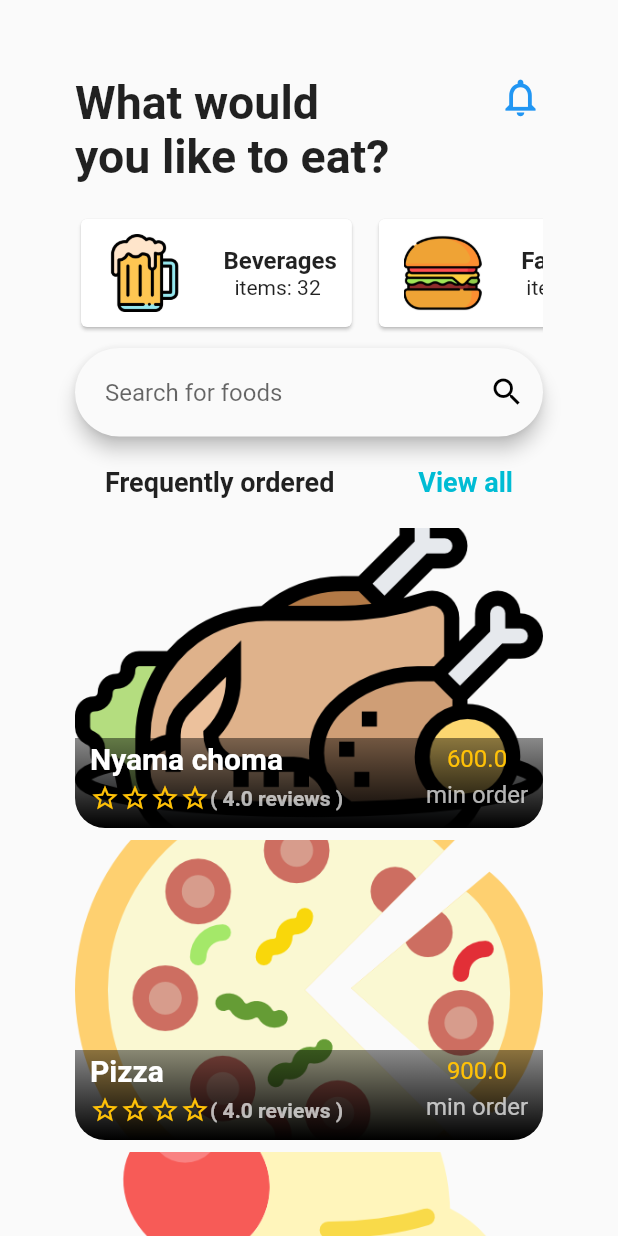
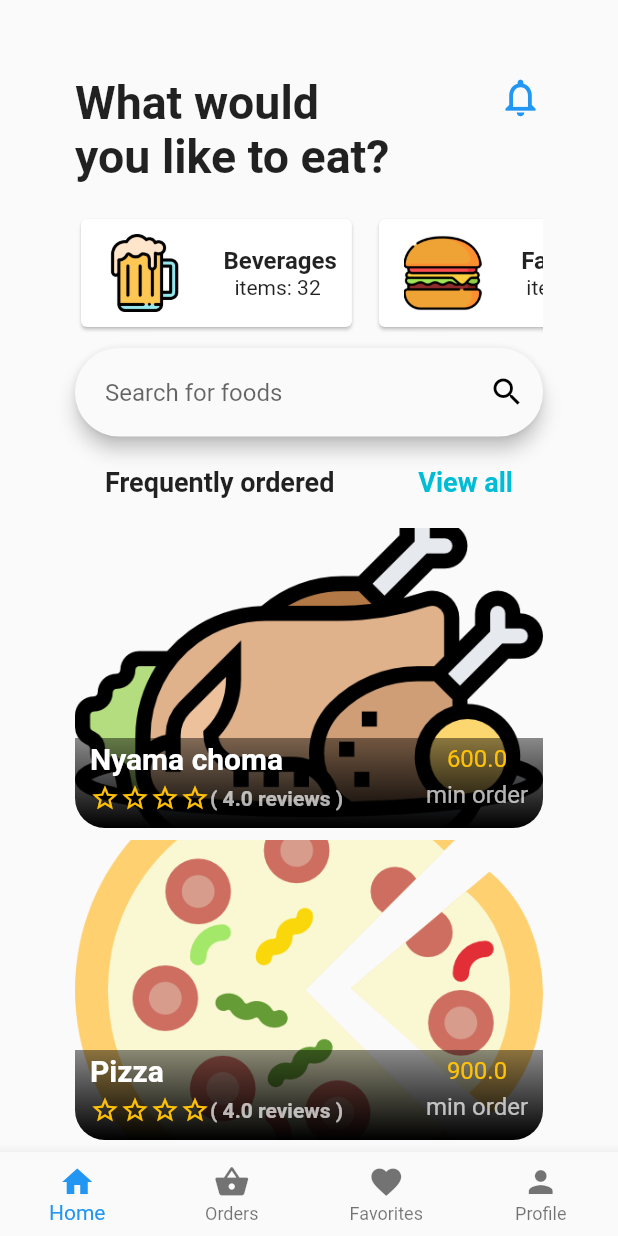
Before and after one commit to davies-maina/fooddelivfltter, a Flutter app: the screen it shows after launch, on a phone screen of 412 x 824 dp. Run offline on Flutter 3.47's test engine with Material 2 defaults, Android fonts, the phone set to English and light mode, and no system bars.

Commit message:
bottom navigation bar with pages:

```diff
--- a/lib/data/Food_data.dart
+++ b/lib/data/Food_data.dart
@@ -1,21 +1,4 @@
-class Food {
-  final String id;
-  final String name;
-  final String imagePath;
-  final String category;
-  final double price;
-  final double discount;
-  final double rating;
-
-  Food(
-      {this.id,
-      this.name,
-      this.imagePath,
-      this.category,
-      this.price,
-      this.discount,
-      this.rating});
-}
+import 'package:food_delivery/models/food_model.dart';
 
 final foods = [
   Food(
--- /dev/null
+++ b/lib/models/food_model.dart
@@ -0,0 +1,18 @@
+class Food {
+  final String id;
+  final String name;
+  final String imagePath;
+  final String category;
+  final double price;
+  final double discount;
+  final double rating;
+
+  Food(
+      {this.id,
+      this.name,
+      this.imagePath,
+      this.category,
+      this.price,
+      this.discount,
+      this.rating});
+}
--- /dev/null
+++ b/lib/pages/favorites_page.dart
@@ -0,0 +1,15 @@
+import 'package:flutter/material.dart';
+
+class FavoritesPage extends StatefulWidget {
+  @override
+  _FavoritesPageState createState() => _FavoritesPageState();
+}
+
+class _FavoritesPageState extends State<FavoritesPage> {
+  @override
+  Widget build(BuildContext context) {
+    return Container(
+      child: Center(child: Text('This is favorites page')),
+    );
+  }
+}
--- /dev/null
+++ b/lib/pages/home_page.dart
@@ -0,0 +1,64 @@
+import 'package:flutter/material.dart';
+import 'package:food_delivery/data/Food_data.dart';
+import 'package:food_delivery/models/food_model.dart';
+import 'package:food_delivery/widgets/bought_foods.dart';
+import 'package:food_delivery/widgets/food_category.dart';
+import 'package:food_delivery/widgets/home_top_info.dart';
+import 'package:food_delivery/widgets/search_field.dart';
+
+class HomePage extends StatefulWidget {
+  @override
+  _HomePageState createState() => _HomePageState();
+}
+
+class _HomePageState extends State<HomePage> {
+  final List<Food> _foodItems = foods;
+  @override
+  Widget build(BuildContext context) {
+    return Scaffold(
+      body: ListView(
+        padding: EdgeInsets.all(50),
+        children: <Widget>[
+          HomeTopInfo(),
+          FoodCategory(),
+          SearchField(),
+          Container(
+            margin: EdgeInsets.all(20),
+            child: Row(
+              mainAxisAlignment: MainAxisAlignment.spaceBetween,
+              children: [
+                Text(
+                  'Frequently ordered',
+                  style: TextStyle(fontSize: 18.0, fontWeight: FontWeight.bold),
+                ),
+                GestureDetector(
+                  onTap: () {},
+                  child: Text('View all',
+                      style: TextStyle(
+                          fontSize: 18.0,
+                          fontWeight: FontWeight.bold,
+                          color: Colors.cyan)),
+                )
+              ],
+            ),
+          ),
+          Column(
+            children: _foodItems.map(_buildFoodItems).toList(),
+          )
+        ],
+      ),
+    );
+  }
+}
+
+Widget _buildFoodItems(Food food) {
+  return BoughtFoods(
+    id: food.id,
+    name: food.name,
+    imagePath: food.imagePath,
+    discount: food.discount,
+    price: food.price,
+    category: food.category,
+    rating: food.rating,
+  );
+}
--- /dev/null
+++ b/lib/pages/order_page.dart
@@ -0,0 +1,15 @@
+import 'package:flutter/material.dart';
+
+class OrderPage extends StatefulWidget {
+  @override
+  _OrderPageState createState() => _OrderPageState();
+}
+
+class _OrderPageState extends State<OrderPage> {
+  @override
+  Widget build(BuildContext context) {
+    return Container(
+      child: Center(child: Text('This is order page')),
+    );
+  }
+}
--- /dev/null
+++ b/lib/pages/profile_page.dart
@@ -0,0 +1,15 @@
+import 'package:flutter/material.dart';
+
+class ProfilePage extends StatefulWidget {
+  @override
+  _ProfilePageState createState() => _ProfilePageState();
+}
+
+class _ProfilePageState extends State<ProfilePage> {
+  @override
+  Widget build(BuildContext context) {
+    return Container(
+      child: Center(child: Text('This is Profile page')),
+    );
+  }
+}
--- a/lib/src/app.dart
+++ b/lib/src/app.dart
@@ -1,5 +1,6 @@
 import 'package:flutter/material.dart';
-import 'home.dart';
+import 'package:food_delivery/pages/home_page.dart';
+import 'package:food_delivery/srcreens/main_screen.dart';
 
 class App extends StatelessWidget {
   @override
@@ -8,7 +9,7 @@ class App extends StatelessWidget {
       debugShowCheckedModeBanner: false,
       title: 'Mobile Meals',
       theme: ThemeData.light(),
-      home: HomeScreen(),
+      home: MainScreen(),
     );
   }
 }
--- a/lib/src/home.dart
+++ b/lib/src/home.dart
@@ -1,63 +0,0 @@
-import 'package:flutter/material.dart';
-import 'package:food_delivery/data/Food_data.dart';
-import 'package:food_delivery/widgets/bought_foods.dart';
-import 'package:food_delivery/widgets/food_category.dart';
-import 'package:food_delivery/widgets/home_top_info.dart';
-import 'package:food_delivery/widgets/search_field.dart';
-
-class HomeScreen extends StatefulWidget {
-  @override
-  _HomeScreenState createState() => _HomeScreenState();
-}
-
-class _HomeScreenState extends State<HomeScreen> {
-  List<Food> _foodItems = foods;
-  @override
-  Widget build(BuildContext context) {
-    return Scaffold(
-      body: ListView(
-        padding: EdgeInsets.all(50),
-        children: <Widget>[
-          HomeTopInfo(),
-          FoodCategory(),
-          SearchField(),
-          Container(
-            margin: EdgeInsets.all(20),
-            child: Row(
-              mainAxisAlignment: MainAxisAlignment.spaceBetween,
-              children: [
-                Text(
-                  'Frequently ordered',
-                  style: TextStyle(fontSize: 18.0, fontWeight: FontWeight.bold),
-                ),
-                GestureDetector(
-                  onTap: () {},
-                  child: Text('View all',
-                      style: TextStyle(
-                          fontSize: 18.0,
-                          fontWeight: FontWeight.bold,
-                          color: Colors.cyan)),
-                )
-              ],
-            ),
-          ),
-          Column(
-            children: _foodItems.map(_buildFoodItems).toList(),
-          )
-        ],
-      ),
-    );
-  }
-}
-
-Widget _buildFoodItems(Food food) {
-  return BoughtFoods(
-    id: food.id,
-    name: food.name,
-    imagePath: food.imagePath,
-    discount: food.discount,
-    price: food.price,
-    category: food.category,
-    rating: food.rating,
-  );
-}
--- /dev/null
+++ b/lib/srcreens/main_screen.dart
@@ -0,0 +1,54 @@
+import 'package:flutter/material.dart';
+import 'package:food_delivery/pages/favorites_page.dart';
+import 'package:food_delivery/pages/home_page.dart';
+import 'package:food_delivery/pages/order_page.dart';
+import 'package:food_delivery/pages/profile_page.dart';
+
+class MainScreen extends StatefulWidget {
+  @override
+  _MainScreenState createState() => _MainScreenState();
+}
+
+class _MainScreenState extends State<MainScreen> {
+  @override
+  int currentTabIndex = 0;
+  List<Widget> pages;
+  HomePage homePage;
+  OrderPage orderPage;
+  FavoritesPage favoritesPage;
+  ProfilePage profilePage;
+  Widget currentPage;
+  void initState() {
+    super.initState();
+    homePage = HomePage();
+    orderPage = OrderPage();
+    favoritesPage = FavoritesPage();
+    profilePage = ProfilePage();
+    pages = [homePage, orderPage, favoritesPage, profilePage];
+    currentPage = homePage;
+  }
+
+  Widget build(BuildContext context) {
+    return Scaffold(
+      bottomNavigationBar: BottomNavigationBar(
+        currentIndex: currentTabIndex,
+        type: BottomNavigationBarType.fixed,
+        onTap: (int index) {
+          setState(() {
+            currentTabIndex = index;
+            currentPage = pages[index];
+          });
+        },
+        items: [
+          BottomNavigationBarItem(icon: Icon(Icons.home), label: "Home"),
+          BottomNavigationBarItem(
+              icon: Icon(Icons.shopping_basket), label: "Orders"),
+          BottomNavigationBarItem(
+              icon: Icon(Icons.favorite), label: "Favorites"),
+          BottomNavigationBarItem(icon: Icon(Icons.person), label: "Profile")
+        ],
+      ),
+      body: currentPage,
+    );
+  }
+}
```
